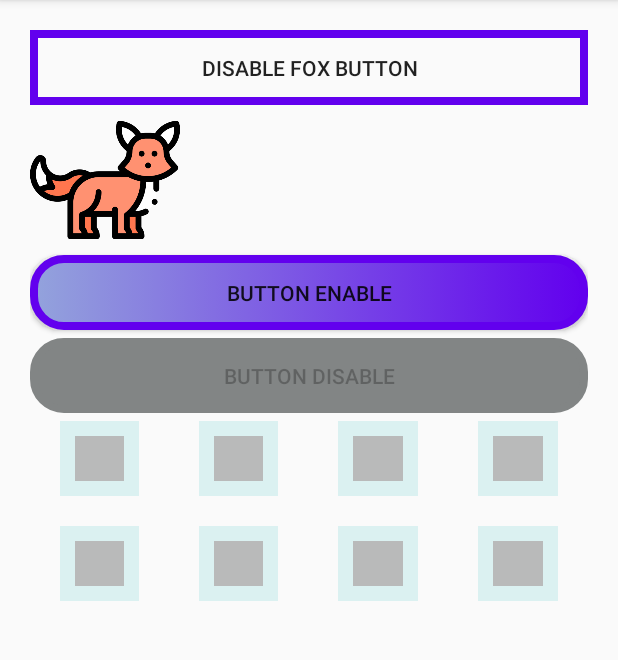
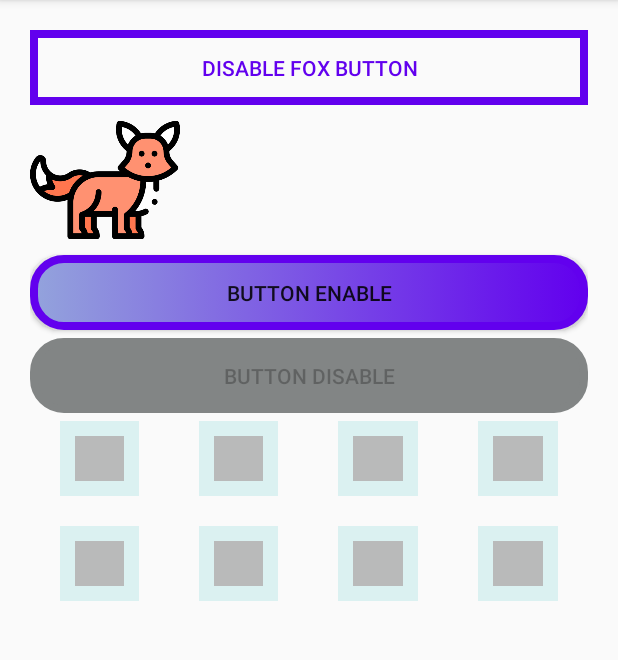
Before and after one commit to ragar90/background-example, an Android app: the screen it shows after launch (MainActivity), on a phone screen of 412 x 824 dp, the part 84-744 px from its top. Run offline under Robolectric (Android 15) with nearby library versions, the phone set to English and light mode, and no system bars.

Commit message:
Adding color state lists

```diff
--- /dev/null
+++ b/app/src/main/res/color/button_text_color.xml
@@ -0,0 +1,6 @@
+<?xml version="1.0" encoding="utf-8"?>
+<selector xmlns:android="http://schemas.android.com/apk/res/android">
+    <item android:color="@color/colorPrimary" android:state_enabled="true" android:state_pressed="false" />
+    <item android:color="@color/colorBackground" android:state_enabled="false"/>
+    <item android:color="@color/colorPressed" android:state_pressed="true"/>
+</selector>
--- a/app/src/main/res/layout/activity_main.xml
+++ b/app/src/main/res/layout/activity_main.xml
@@ -19,6 +19,7 @@
         android:id="@+id/disableFox"
         android:layout_width="match_parent"
         android:layout_height="50dp"
+        android:textColor="@color/button_text_color"
         android:background="@drawable/square_border"
         android:text="Disable Fox Button" />
       <Button
```
